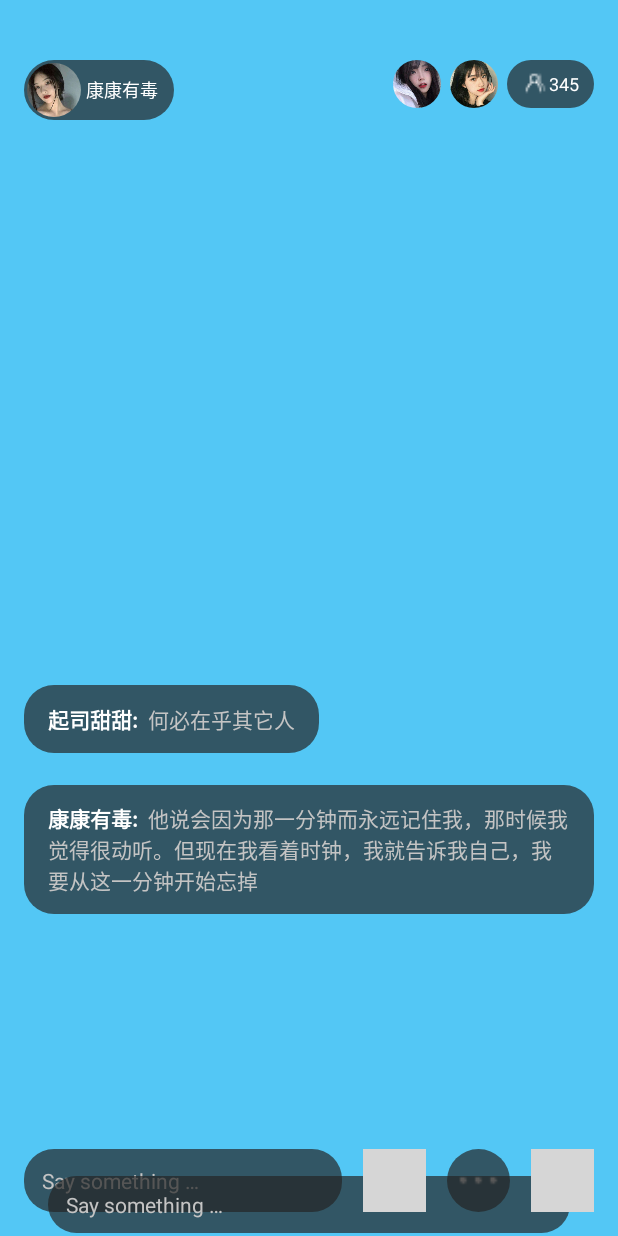
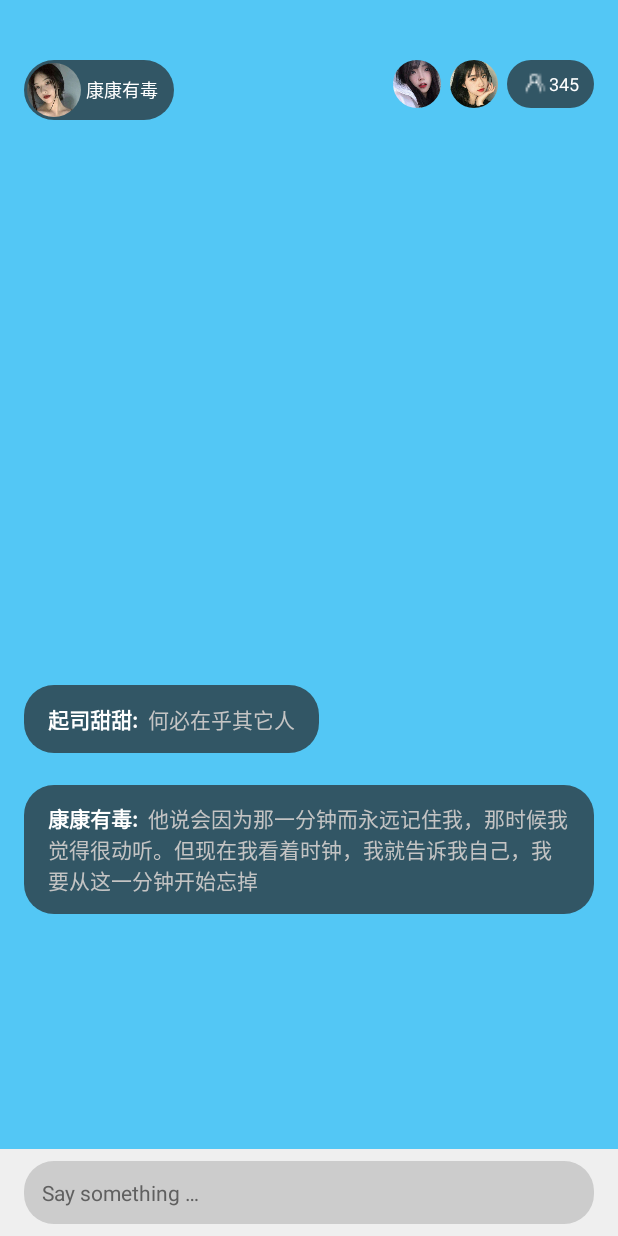
Before and after one commit to topjs/AgoraLive, an Android app: the SingleHostLiveActivity screen opened directly, with no data from a screen before it, after a tap on an icon or button, on a phone screen of 412 x 824 dp. Run offline under Robolectric (Android 15) with nearby library versions, the phone set to English and light mode, and no system bars; grey boxes are pictures that could not be loaded.

Commit message:
update message input edit style

```diff
--- a/AgoraLive-Android/app/src/main/java/io/agora/vlive/ui/components/LiveMessageEditLayout.java
+++ b/AgoraLive-Android/app/src/main/java/io/agora/vlive/ui/components/LiveMessageEditLayout.java
@@ -4,8 +4,6 @@ import android.content.Context;
 import android.graphics.Color;
 import android.util.AttributeSet;
 import android.view.inputmethod.EditorInfo;
-import android.view.inputmethod.InputMethod;
-import android.view.inputmethod.InputMethodManager;
 import android.widget.RelativeLayout;
 
 import androidx.appcompat.widget.AppCompatEditText;
@@ -14,13 +12,10 @@ import io.agora.vlive.R;
 
 public class LiveMessageEditLayout extends RelativeLayout {
     public static final int EDIT_TEXT_ID = 1 << 4;
-    private static final int HINT_TEXT_COLOR = Color.rgb(196, 196, 196);
-    private static final int TEXT_COLOR = Color.rgb(239, 239, 239);
+    private static final int HINT_TEXT_COLOR = Color.rgb(96, 96, 96);
+    private static final int TEXT_COLOR = Color.rgb(35, 35, 35);
+    private static final int BACKGROUND_COLOR = Color.rgb(239, 239, 239);
     private static final int TEXT_SIZE = 14;
-
-    private AppCompatEditText mEditText;
-    private int mMargin;
-    private int mPadding;
 
     public LiveMessageEditLayout(Context context) {
         super(context);
@@ -38,26 +33,28 @@ public class LiveMessageEditLayout extends RelativeLayout {
     }
 
     private void init() {
-        mMargin = getResources().getDimensionPixelSize(R.dimen.activity_horizontal_margin);
-        mPadding = getResources().getDimensionPixelSize(R.dimen.live_bottom_edit_padding);
+        int margin = getResources().getDimensionPixelSize(R.dimen.activity_horizontal_margin);
+        int padding = getResources().getDimensionPixelSize(R.dimen.live_bottom_edit_padding);
 
-        mEditText = new AppCompatEditText(getContext());
-        mEditText.setId(EDIT_TEXT_ID);
+        setBackgroundColor(BACKGROUND_COLOR);
+
+        AppCompatEditText editText = new AppCompatEditText(getContext());
+        editText.setId(EDIT_TEXT_ID);
         LayoutParams params = new LayoutParams(
                 LayoutParams.MATCH_PARENT,
                 LayoutParams.MATCH_PARENT);
-        params.setMarginStart(mMargin);
-        params.setMarginEnd(mMargin);
+        params.setMarginStart(margin);
+        params.setMarginEnd(margin);
         params.addRule(RelativeLayout.ALIGN_PARENT_BOTTOM, RelativeLayout.TRUE);
-        addView(mEditText, params);
+        addView(editText, params);
 
-        mEditText.setPadding(mPadding, 0, mPadding, 0);
-        mEditText.setHint(R.string.live_bottom_edit_hint);
-        mEditText.setHintTextColor(HINT_TEXT_COLOR);
-        mEditText.setTextColor(TEXT_COLOR);
-        mEditText.setTextSize(TEXT_SIZE);
-        mEditText.setSingleLine();
-        mEditText.setImeOptions(EditorInfo.IME_ACTION_DONE);
-        mEditText.setBackgroundResource(R.drawable.round_scalable_gray_bg);
+        editText.setPadding(padding, 0, padding, 0);
+        editText.setHint(R.string.live_bottom_edit_hint);
+        editText.setHintTextColor(HINT_TEXT_COLOR);
+        editText.setTextColor(TEXT_COLOR);
+        editText.setTextSize(TEXT_SIZE);
+        editText.setSingleLine();
+        editText.setImeOptions(EditorInfo.IME_ACTION_DONE);
+        editText.setBackgroundResource(R.drawable.message_edit_text_bg);
     }
 }
--- /dev/null
+++ b/AgoraLive-Android/app/src/main/res/drawable/message_edit_text_bg.xml
@@ -0,0 +1,6 @@
+<?xml version="1.0" encoding="utf-8"?>
+<shape xmlns:android="http://schemas.android.com/apk/res/android"
+    android:shape="rectangle">
+    <solid android:color="@color/gray_lighter"/>
+    <corners android:radius="@dimen/live_name_pad_corner"/>
+</shape>
--- a/AgoraLive-Android/app/src/main/res/layout/activity_host_in.xml
+++ b/AgoraLive-Android/app/src/main/res/layout/activity_host_in.xml
@@ -73,7 +73,7 @@
     <io.agora.vlive.ui.components.LiveMessageEditLayout
         android:id="@+id/message_edit_layout"
         android:layout_width="match_parent"
-        android:layout_height="@dimen/live_bottom_layout_height"
+        android:layout_height="@dimen/live_message_edit_height"
         android:paddingTop="@dimen/live_message_text_margin"
         android:paddingBottom="@dimen/live_message_text_margin"
         android:layout_alignParentBottom="true"
--- a/AgoraLive-Android/app/src/main/res/layout/activity_pk_host_in.xml
+++ b/AgoraLive-Android/app/src/main/res/layout/activity_pk_host_in.xml
@@ -3,13 +3,13 @@
     android:layout_width="match_parent"
     android:layout_height="match_parent"
     android:paddingTop="@dimen/activity_horizontal_margin"
-    android:paddingStart="@dimen/activity_horizontal_margin"
-    android:paddingEnd="@dimen/activity_horizontal_margin"
     android:background="@drawable/dark_background">
     <RelativeLayout
         android:id="@+id/pk_host_in_top_participant_layout"
         android:layout_width="match_parent"
         android:layout_height="wrap_content"
+        android:paddingStart="@dimen/activity_horizontal_margin"
+        android:paddingEnd="@dimen/activity_horizontal_margin"
         android:layout_alignParentTop="true">
         <io.agora.vlive.ui.components.LiveHostNameLayout
             android:id="@+id/pk_host_in_name_pad"
@@ -30,7 +30,9 @@
         android:layout_width="match_parent"
         android:layout_height="@dimen/live_bottom_layout_height"
         android:layout_alignParentBottom="true"
-        android:layout_marginBottom="@dimen/activity_horizontal_margin"/>
+        android:layout_marginBottom="@dimen/activity_horizontal_margin"
+        android:paddingStart="@dimen/activity_horizontal_margin"
+        android:paddingEnd="@dimen/activity_horizontal_margin"/>
 
     <androidx.appcompat.widget.AppCompatImageView
         android:layout_width="@dimen/live_pk_start_button_size"
@@ -45,12 +47,14 @@
         android:layout_width="match_parent"
         android:layout_height="@dimen/live_message_list_height"
         android:layout_above="@id/pk_host_in_bottom_layout"
-        android:layout_marginBottom="@dimen/activity_horizontal_margin"/>
+        android:layout_marginBottom="@dimen/activity_horizontal_margin"
+        android:paddingStart="@dimen/activity_horizontal_margin"
+        android:paddingEnd="@dimen/activity_horizontal_margin"/>
 
     <io.agora.vlive.ui.components.LiveMessageEditLayout
         android:id="@+id/message_edit_layout"
         android:layout_width="match_parent"
-        android:layout_height="@dimen/live_bottom_layout_height"
+        android:layout_height="@dimen/live_message_edit_height"
         android:paddingTop="@dimen/live_message_text_margin"
         android:paddingBottom="@dimen/live_message_text_margin"
         android:layout_alignParentBottom="true"
--- a/AgoraLive-Android/app/src/main/res/layout/activity_single_host.xml
+++ b/AgoraLive-Android/app/src/main/res/layout/activity_single_host.xml
@@ -3,14 +3,14 @@
     android:layout_width="match_parent"
     android:layout_height="match_parent"
     android:paddingTop="@dimen/activity_horizontal_margin"
-    android:paddingStart="@dimen/activity_horizontal_margin"
-    android:paddingEnd="@dimen/activity_horizontal_margin"
     android:background="@color/blue_alpha">
     <RelativeLayout
         android:id="@+id/single_live_top_participant_layout"
         android:layout_width="match_parent"
         android:layout_height="wrap_content"
-        android:layout_alignParentTop="true">
+        android:layout_alignParentTop="true"
+        android:paddingStart="@dimen/activity_horizontal_margin"
+        android:paddingEnd="@dimen/activity_horizontal_margin">
         <io.agora.vlive.ui.components.LiveHostNameLayout
             android:id="@+id/single_live_name_pad"
             android:layout_width="wrap_content"
@@ -30,18 +30,22 @@
         android:layout_width="match_parent"
         android:layout_height="@dimen/live_bottom_layout_height"
         android:layout_alignParentBottom="true"
-        android:layout_marginBottom="@dimen/activity_horizontal_margin" />
+        android:layout_marginBottom="@dimen/activity_horizontal_margin"
+        android:paddingStart="@dimen/activity_horizontal_margin"
+        android:paddingEnd="@dimen/activity_horizontal_margin"/>
 
     <io.agora.vlive.ui.components.LiveRoomMessageList
         android:id="@+id/message_list"
         android:layout_width="match_parent"
         android:layout_height="@dimen/live_message_list_height"
-        android:layout_above="@id/single_live_bottom_layout"/>
+        android:layout_above="@id/single_live_bottom_layout"
+        android:paddingStart="@dimen/activity_horizontal_margin"
+        android:paddingEnd="@dimen/activity_horizontal_margin"/>
 
     <io.agora.vlive.ui.components.LiveMessageEditLayout
         android:id="@+id/message_edit_layout"
         android:layout_width="match_parent"
-        android:layout_height="@dimen/live_bottom_layout_height"
+        android:layout_height="@dimen/live_message_edit_height"
         android:paddingTop="@dimen/live_message_text_margin"
         android:paddingBottom="@dimen/live_message_text_margin"
         android:layout_alignParentBottom="true"
--- a/AgoraLive-Android/app/src/main/res/values/dimens.xml
+++ b/AgoraLive-Android/app/src/main/res/values/dimens.xml
@@ -44,7 +44,8 @@
     <dimen name="live_message_list_height">320dp</dimen>
     <dimen name="live_message_text_padding_horizontal">16dp</dimen>
     <dimen name="live_message_text_padding_vertical">12dp</dimen>
-    <dimen name="live_message_text_margin">2dp</dimen>
+    <dimen name="live_message_text_margin">8dp</dimen>
+    <dimen name="live_message_edit_height">58dp</dimen>
 
     <dimen name="live_participant_layout_height">32dp</dimen>
     <dimen name="live_participant_count_width">58dp</dimen>
```
